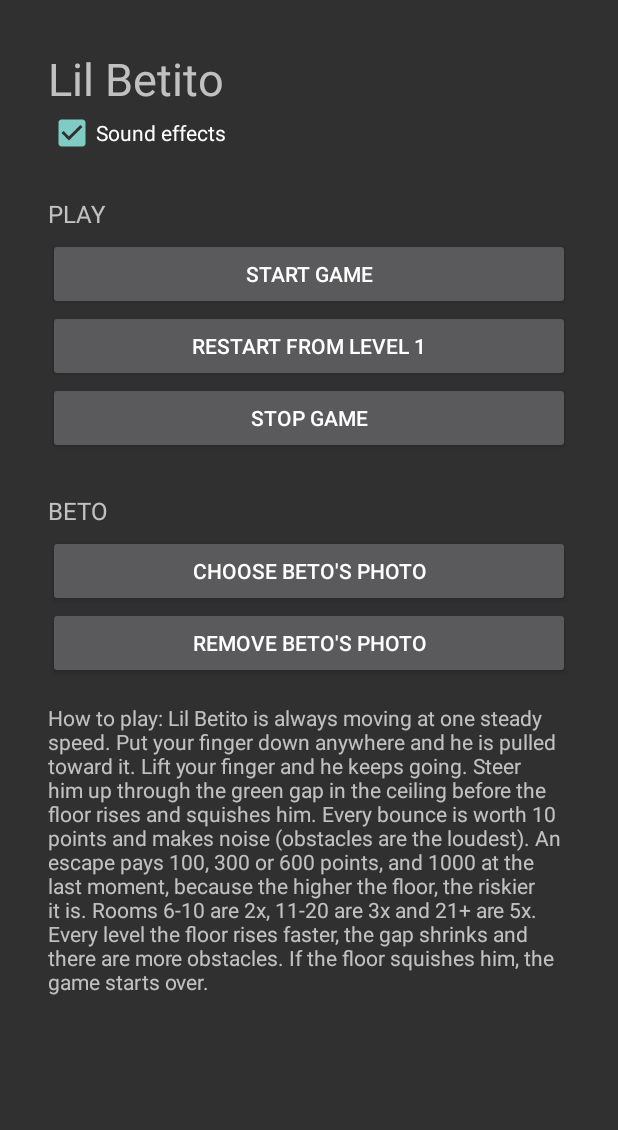
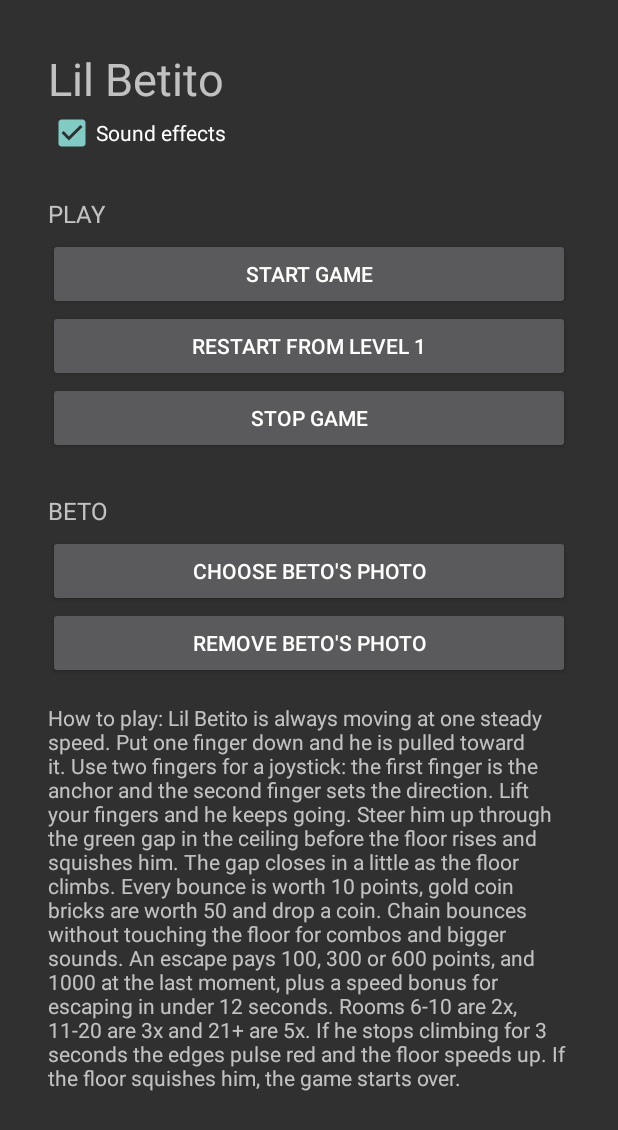
Before and after one commit to betmor1904/Lil-Betito, an Android app: the screen it shows after launch (MainActivity), on a phone screen of 412 x 824 dp. Shown: the top 1130 px of the screen. Run offline under Robolectric (Android 15) with nearby library versions, the light colour scheme and no system bars.

Commit message:
Update how-to text and class comment

```diff
--- a/app/src/main/java/com/example/spray/MainActivity.kt
+++ b/app/src/main/java/com/example/spray/MainActivity.kt
@@ -72,14 +72,17 @@ class MainActivity : Activity() {
         }
 
         box.addView(TextView(this).apply {
-            text = "\nHow to play: Lil Betito is always moving at one steady speed. Put your finger " +
-                "down anywhere and he is pulled toward it. Lift your finger and he keeps going. " +
-                "Steer him up through the green gap in the ceiling before the floor rises and " +
-                "squishes him. Every bounce is worth 10 points and makes noise (obstacles are the " +
-                "loudest). An escape pays 100, 300 or 600 points, and 1000 at the last moment, " +
-                "because the higher the floor, the riskier it is. Rooms 6-10 are 2x, 11-20 are 3x " +
-                "and 21+ are 5x. Every level the floor rises faster, the gap shrinks and there " +
-                "are more obstacles. If the floor squishes him, the game starts over."
+            text = "\nHow to play: Lil Betito is always moving at one steady speed. Put one finger " +
+                "down and he is pulled toward it. Use two fingers for a joystick: the first finger " +
+                "is the anchor and the second finger sets the direction. Lift your fingers and he " +
+                "keeps going. Steer him up through the green gap in the ceiling before the floor " +
+                "rises and squishes him. The gap closes in a little as the floor climbs. Every " +
+                "bounce is worth 10 points, gold coin bricks are worth 50 and drop a coin. Chain " +
+                "bounces without touching the floor for combos and bigger sounds. An escape pays " +
+                "100, 300 or 600 points, and 1000 at the last moment, plus a speed bonus for " +
+                "escaping in under 12 seconds. Rooms 6-10 are 2x, 11-20 are 3x and 21+ are 5x. " +
+                "If he stops climbing for 3 seconds the edges pulse red and the floor speeds up. " +
+                "If the floor squishes him, the game starts over."
         })
         setContentView(ScrollView(this).apply { addView(box) })
     }
--- a/app/src/main/java/com/example/spray/ShotService.kt
+++ b/app/src/main/java/com/example/spray/ShotService.kt
@@ -38,8 +38,8 @@ private class Barrier(
 private class Coin(val view: CoinView, val lp: WindowManager.LayoutParams, val x: Float, val y: Float)
 
 /**
- * Lil Betito: launch the turtle, let him ricochet around the room, and use 3 nudges per
- * level to steer him into the gap in the ceiling before the floor rises and squishes him.
+ * Lil Betito: the turtle never stops moving. Steer him with your finger(s) up through the gap
+ * in the ceiling before the rising floor squishes him.
  */
 class ShotService : Service(), Choreographer.FrameCallback {
     private lateinit var wm: WindowManager
```
